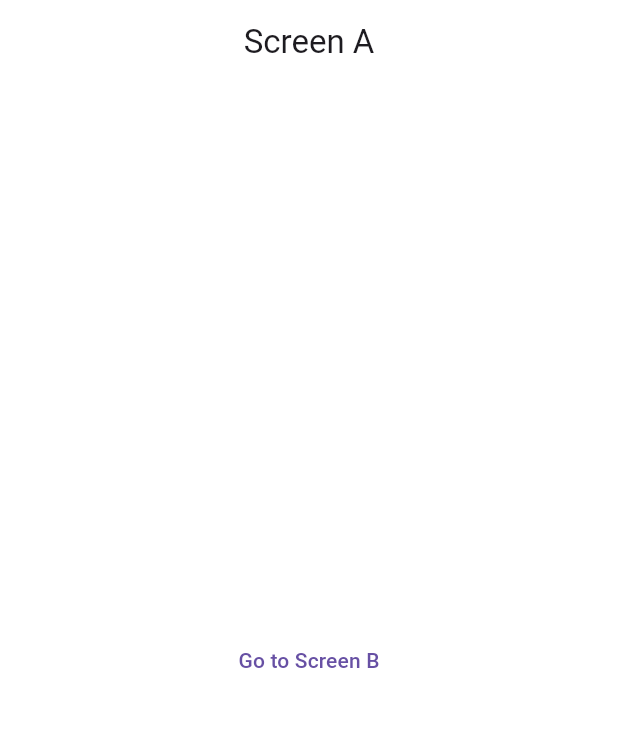
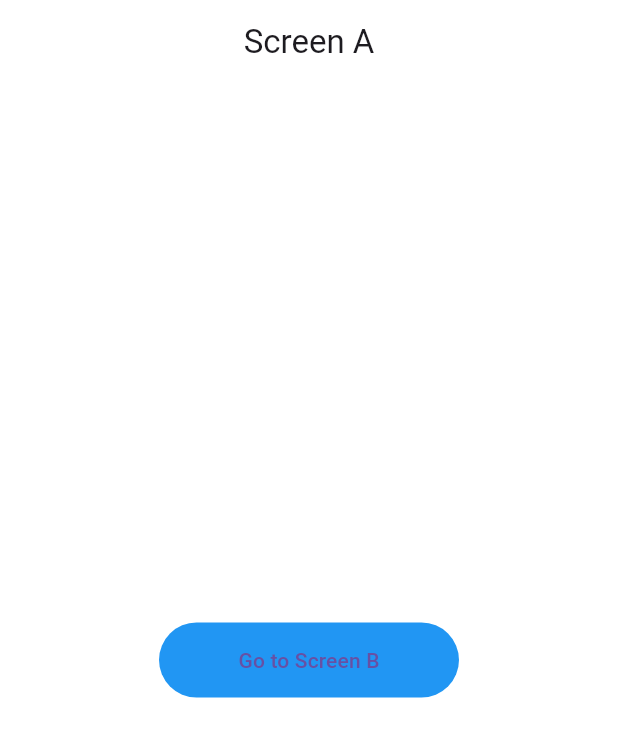
Before and after one commit to SyedHaiderAli19/assignment_ignicube, a Flutter app: the screen it shows after launch, on a phone screen of 412 x 824 dp. Shown: the top 737 px of the screen. Run offline on Flutter 3.47's test engine with Material 3 defaults, Android fonts, the phone set to English and light mode, and no system bars; our stand-ins replace go_router.

Commit message:
screen B and go router setup

```diff
--- a/lib/main.dart
+++ b/lib/main.dart
@@ -1,5 +1,7 @@
 import 'package:assignment_ignicube/screens/screen_a.dart';
+import 'package:assignment_ignicube/screens/screen_b.dart';
 import 'package:flutter/material.dart';
+import 'package:go_router/go_router.dart';
 
 void main() {
   runApp(const MyApp());
@@ -9,8 +11,19 @@ class MyApp extends StatelessWidget {
   const MyApp({super.key});
   @override
   Widget build(BuildContext context) {
-    return MaterialApp(
-      home: ScreenA(),
+    final GoRouter routes = GoRouter(
+      routes: [
+        GoRoute(path: '/', builder: (context, state) => const ScreenA()),
+        GoRoute(
+          path: '/b',
+          builder: (context, state) {
+            final Map<String, dynamic>? params =
+                state.extra as Map<String, dynamic>?;
+            return ScreenB(params: params);
+          },
+        ),
+      ],
     );
+    return MaterialApp.router(routerConfig: routes);
   }
 }
--- a/lib/screens/screen_a.dart
+++ b/lib/screens/screen_a.dart
@@ -1,4 +1,5 @@
 import 'package:flutter/material.dart';
+import 'package:go_router/go_router.dart';
 
 class ScreenA extends StatelessWidget {
   const ScreenA({super.key});
@@ -13,19 +14,32 @@ class ScreenA extends StatelessWidget {
         surfaceTintColor: Colors.white,
       ),
       backgroundColor: Colors.white,
-      body: Container(
+      body: SafeArea(
+        child: Padding(
+          padding: const EdgeInsets.all(16),
           child: Column(
             mainAxisAlignment: MainAxisAlignment.center,
             children: [
               Center(
+                child: Container(
+                  width: 200,
+                  height: 50,
+                  decoration: BoxDecoration(
+                    color: Colors.blue,
+                    borderRadius: BorderRadius.circular(100),
+                  ),
                   child: TextButton(
-                onPressed: () {},
-                child: Text('Go to Screen B'),
+                    onPressed: () {
+                      context.push('/b');
+                    },
+                    child: const Text('Go to Screen B'),
+                  ),
                 ),
               ),
             ],
           ),
         ),
+      ),
     );
   }
 }
--- a/pubspec.yaml
+++ b/pubspec.yaml
@@ -34,6 +34,7 @@ dependencies:
   # The following adds the Cupertino Icons font to your application.
   # Use with the CupertinoIcons class for iOS style icons.
   cupertino_icons: ^1.0.8
+  go_router: ^16.3.0
 
 dev_dependencies:
   flutter_test:
```
Also changed, not shown: lib/screens/screen_b.dart (added, +109 -0 lines), pubspec.lock. Lines whose indentation alone changed are shown as unchanged.
